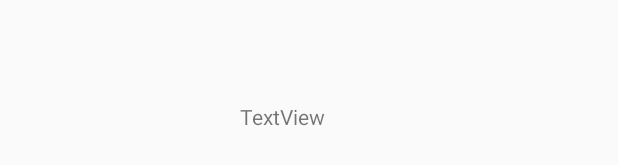
After one commit to TheBlueHawk/sdp-bootcamp, an Android app: the layout activity_greeting.xml on its own in the app's theme, with its tools: preview values and no code run, on a phone screen of 412 x 824 dp. The commit adds this screen. Shown: the part 476-641 px from the top of the screen. Run offline under Robolectric (Android 15) with nearby library versions, the phone set to English and light mode, and no system bars.

Commit message:
Greeting page implemented

```diff
--- /dev/null
+++ b/app/src/main/res/layout/activity_greeting.xml
@@ -0,0 +1,24 @@
+<?xml version="1.0" encoding="utf-8"?>
+<androidx.constraintlayout.widget.ConstraintLayout xmlns:android="http://schemas.android.com/apk/res/android"
+    xmlns:app="http://schemas.android.com/apk/res-auto"
+    xmlns:tools="http://schemas.android.com/tools"
+    android:layout_width="match_parent"
+    android:layout_height="match_parent"
+    tools:context=".GreetingActivity">
+
+    <TextView
+        android:id="@+id/greetingMessage"
+        android:layout_width="wrap_content"
+        android:layout_height="wrap_content"
+        android:layout_marginStart="157dp"
+        android:layout_marginTop="293dp"
+        android:layout_marginEnd="195dp"
+        android:layout_marginBottom="419dp"
+        android:text="TextView"
+        app:layout_constraintBottom_toBottomOf="parent"
+        app:layout_constraintEnd_toEndOf="parent"
+        app:layout_constraintHorizontal_bias="1.0"
+        app:layout_constraintStart_toStartOf="parent"
+        app:layout_constraintTop_toTopOf="parent"
+        app:layout_constraintVertical_bias="1.0" />
+</androidx.constraintlayout.widget.ConstraintLayout>
--- a/app/src/main/res/layout/activity_main.xml
+++ b/app/src/main/res/layout/activity_main.xml
@@ -21,6 +21,7 @@
         android:layout_width="wrap_content"
         android:layout_height="wrap_content"
         android:layout_marginBottom="131dp"
+        android:onClick="sendMessage"
         android:text="@string/mainGoButtonText"
         app:layout_constraintBottom_toBottomOf="parent"
         app:layout_constraintEnd_toEndOf="parent"
@@ -35,7 +36,7 @@
         android:ems="10"
         android:importantForAutofill="no"
         android:inputType="textPersonName"
-        android:text="@string/mainNameText"
+        android:text="@string/hello_world"
         app:layout_constraintBottom_toTopOf="@+id/mainGoButton"
         app:layout_constraintEnd_toEndOf="parent"
         app:layout_constraintStart_toStartOf="parent"
--- a/app/src/main/res/values/strings.xml
+++ b/app/src/main/res/values/strings.xml
@@ -2,4 +2,5 @@
     <string name="app_name">Bootcamp</string>
     <string name="mainGoButtonText">GO</string>
     <string name="mainNameText">Insert your name</string>
+    <string name="hello_world">Hello World</string>
 </resources>
```
Also changed, not shown: app/src/main/AndroidManifest.xml (+8 -0 lines), app/src/main/java/ch/epfl/sdp/GreetingActivity.java (added, +26 -0 lines), app/src/main/java/ch/epfl/sdp/MainActivity.java (+19 -1 lines), 1 other file.
